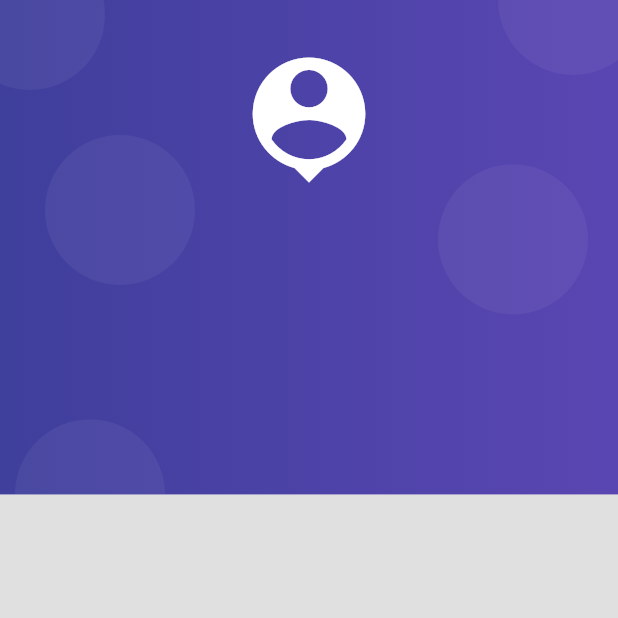
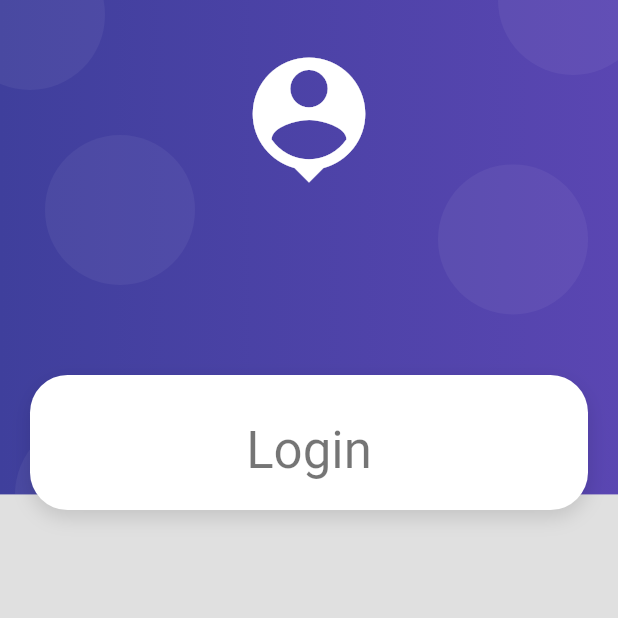
Before and after one commit to xavit/flutter_medical_crud, a Flutter app: the screen it shows after launch, on a phone screen of 412 x 824 dp, the top half of it. Run offline on Flutter 3.47's test engine with Material 2 defaults, Android fonts, the phone set to English and light mode, and no system bars.

Commit message:
Card Login UI

```diff
--- a/lib/screens/login_screen.dart
+++ b/lib/screens/login_screen.dart
@@ -5,12 +5,19 @@
   const LoginScreen({super.key});
   @override
   Widget build(BuildContext context) {
-    return const Scaffold(
-        body: AuthBackground(
-      child: SizedBox(
-        width: double.infinity,
-        height: 300,
-      ),
-    ));
+    return Scaffold(
+      body: AuthBackground(
+          child: SingleChildScrollView(
+        child: Column(children: [
+          const SizedBox(height: 250),
+          CardContainer(
+            child: Column(children: [
+              const SizedBox(height: 10),
+              Text('Login', style: Theme.of(context).textTheme.headline4),
+            ]),
+          ),
+        ]),
+      )),
+    );
   }
 }
--- /dev/null
+++ b/lib/widgets/card_container.dart
@@ -0,0 +1,33 @@
+import 'package:flutter/material.dart';
+
+class CardContainer extends StatelessWidget {
+  final Widget child;
+
+  const CardContainer({super.key, required this.child});
+
+  @override
+  Widget build(BuildContext context) {
+    return Padding(
+      padding: const EdgeInsets.symmetric(horizontal: 20),
+      child: Container(
+        width: double.infinity,
+        padding: const EdgeInsets.all(20),
+        // color: Colors.green,
+        decoration: _createCardShape(),
+        child: child,
+      ),
+    );
+  }
+
+  BoxDecoration _createCardShape() => const BoxDecoration(
+        color: Colors.white,
+        borderRadius: BorderRadius.all(Radius.circular(25)),
+        boxShadow: [
+          BoxShadow(
+            color: Colors.black12,
+            blurRadius: 10,
+            offset: Offset(0, 5),
+          ),
+        ],
+      );
+}
--- a/lib/widgets/widgets.dart
+++ b/lib/widgets/widgets.dart
@@ -1 +1,2 @@
 export 'package:flutter_medical_crud/widgets/auth_background.dart';
+export 'package:flutter_medical_crud/widgets/card_container.dart';
```
